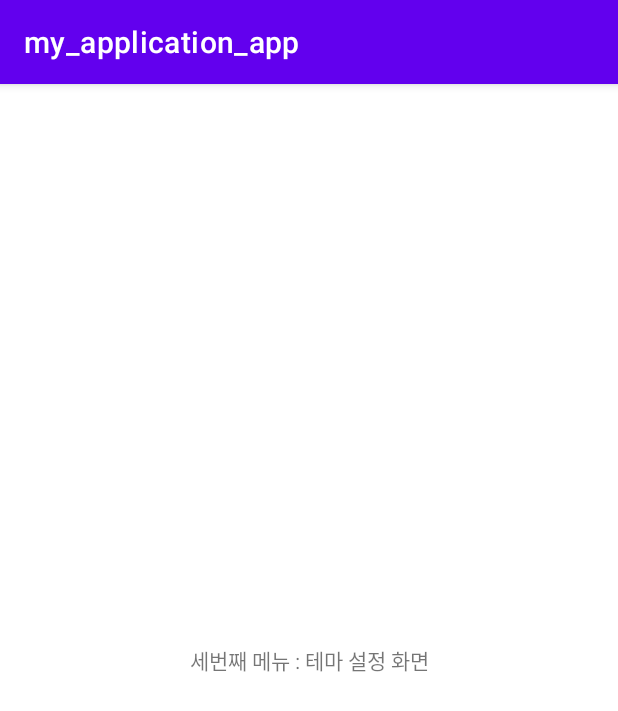
After one commit to hyebin041/weather_app, an Android app: the menu_third screen opened directly, with no data from a screen before it, on a phone screen of 412 x 824 dp. The commit adds this screen. Shown: the top 711 px of the screen. Run offline under Robolectric (Android 15) with nearby library versions, the phone set to English and light mode, and no system bars.

Commit message:
옵션 메뉴 수정

```diff
--- /dev/null
+++ b/app/src/main/java/com/example/my_application_app/menu_third.java
@@ -0,0 +1,14 @@
+package com.example.my_application_app;
+
+import androidx.appcompat.app.AppCompatActivity;
+
+import android.os.Bundle;
+
+public class menu_third extends AppCompatActivity {
+
+    @Override
+    protected void onCreate(Bundle savedInstanceState) {
+        super.onCreate(savedInstanceState);
+        setContentView(R.layout.activity_menu_third);
+    }
+}
--- /dev/null
+++ b/app/src/main/res/layout/activity_menu_third.xml
@@ -0,0 +1,18 @@
+<?xml version="1.0" encoding="utf-8"?>
+<androidx.constraintlayout.widget.ConstraintLayout xmlns:android="http://schemas.android.com/apk/res/android"
+    xmlns:app="http://schemas.android.com/apk/res-auto"
+    xmlns:tools="http://schemas.android.com/tools"
+    android:layout_width="match_parent"
+    android:layout_height="match_parent"
+    tools:context=".menu_third">
+    <TextView
+        android:id="@+id/textView"
+        android:layout_width="wrap_content"
+        android:layout_height="wrap_content"
+        android:text="세번째 메뉴 : 테마 설정 화면"
+        app:layout_constraintBottom_toBottomOf="parent"
+        app:layout_constraintLeft_toLeftOf="parent"
+        app:layout_constraintRight_toRightOf="parent"
+        app:layout_constraintTop_toTopOf="parent" />
+
+</androidx.constraintlayout.widget.ConstraintLayout>
--- a/app/src/main/res/values/strings.xml
+++ b/app/src/main/res/values/strings.xml
@@ -1,3 +1,4 @@
 <resources>
     <string name="app_name">my_application_app</string>
+    <string name="meta_test_str">meta-data Test!!!!</string>
 </resources>
```
Also changed, not shown: app/build.gradle (+8 -2 lines), app/src/main/AndroidManifest.xml (+12 -0 lines), app/src/main/java/com/example/my_application_app/MainActivity.java (+37 -33 lines), app/src/main/java/com/example/my_application_app/MainActivity_SHOPLIST.java (added, +14 -0 lines), app/src/main/java/com/example/my_application_app/menu_first.java (added, +14 -0 lines), app/src/main/java/com/example/my_application_app/menu_second.java (added, +14 -0 lines), app/src/main/res/layout/activity_main.xml (+10 -0 lines), app/src/main/res/layout/activity_main_shoplist.xml (added, +9 -0 lines), app/src/main/res/layout/activity_menu_first.xml (added, +18 -0 lines), app/src/main/res/layout/activity_menu_second.xml (added, +18 -0 lines), app/src/main/res/layout/fragment_first.xml (deleted, +0 -14 lines), app/src/main/res/layout/fragment_second.xml (deleted, +0 -14 lines), app/src/main/res/layout/fragment_third.xml (deleted, +0 -14 lines), app/src/main/res/menu/mainmenu.xml (added, +19 -0 lines).
